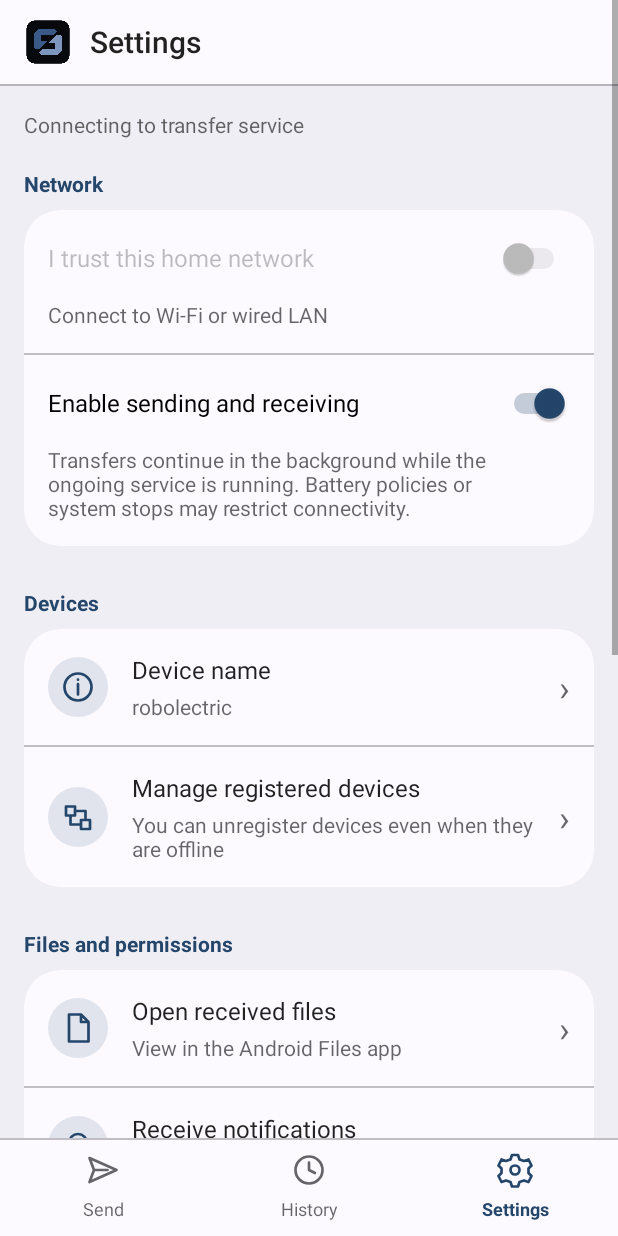
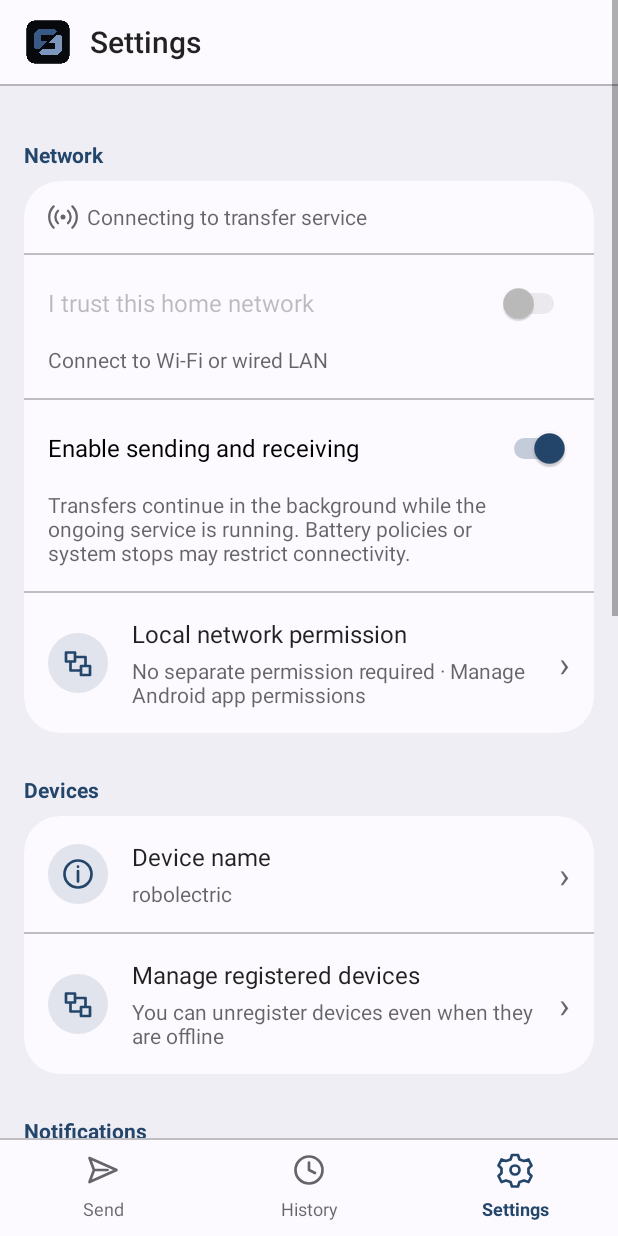
Before and after one commit to froiibn/FTA, an Android app: the screen it shows after launch (MainActivity), after a tap on "Settings", on a phone screen of 412 x 824 dp. Run offline under Robolectric (Android 15) with nearby library versions, the phone set to English and light mode, and no system bars; 1 statement that could not run was skipped; 2 other taps on this screen came first.

Commit message:
Release Android 0.1.6 with grouped settings and deep navy theme

```diff
--- a/apps/android/app/build.gradle.kts
+++ b/apps/android/app/build.gradle.kts
@@ -8,8 +8,8 @@ android {
         minSdk = 29
         targetSdk = 37
         // Continue the existing Play version-code sequence so this update preserves installed app data.
-        versionCode = 9
-        versionName = "0.1.4"
+        versionCode = 10
+        versionName = "0.1.6"
         testInstrumentationRunner = "app.fta.android.FtaChecks"
         ndk { abiFilters += "arm64-v8a" }
     }
--- a/apps/android/app/src/main/java/app/fta/android/MainActivity.java
+++ b/apps/android/app/src/main/java/app/fta/android/MainActivity.java
@@ -201,21 +201,106 @@ public final class MainActivity extends Activity {
     }
     private void dismissReceiptBanner(){if(hideReceiptBanner!=null)main.removeCallbacks(hideReceiptBanner);hideReceiptBanner=null;if(receiptBanner!=null){stage.removeView(receiptBanner);receiptBanner=null;}}
     private void buildSettings(){
-        LinearLayout c=column();status=label("",14);status.setTextColor(textSecondary);c.addView(status);c.addView(section(getString(R.string.network_section)));LinearLayout networkGroup=group(c);
+        LinearLayout content=column();
+        // Keep service status, trust and Android's LAN permission together so connection issues are easier to find.
+        content.addView(section(getString(R.string.network_section)));
+        LinearLayout network=group(content);
+        status=label("",14);
+        status.setTextColor(textSecondary);
+        status.setPadding(dp(16),dp(14),dp(16),dp(14));
+        network.addView(status,new LinearLayout.LayoutParams(-1,-2));
+        network.addView(divider());
+
         LanDiscovery.Lan lan=LanDiscovery.current(this);
-        Switch trust=new Switch(this);trust.setText(getString(R.string.i_trust_this_home_network));trust.setTextSize(16);trust.setMinHeight(dp(48));trust.setChecked(trusted(lan));trust.setEnabled(lan!=null);trust.setOnCheckedChangeListener((b,on)->{Set<String> scopes=new HashSet<>(preferences.getStringSet("trustedScopes",Collections.emptySet()));if(lan!=null){if(on)scopes.add(lan.scope);else scopes.remove(lan.scope);}preferences.edit().putStringSet("trustedScopes",scopes).apply();if(on&&!permitted())requestPermissions(new String[]{"android.permission.ACCESS_LOCAL_NETWORK"},LAN_PERMISSION);else if(on)requestReceiptPermission();updateLifecycle();});
-        switchRow(networkGroup,trust,lan==null?getString(R.string.connect_lan):lan.interfaceName+" · "+lan.cidr);networkGroup.addView(divider());
-        Switch receive=new Switch(this);receive.setText(getString(R.string.enable_sending_and_receiving));receive.setTextSize(16);receive.setMinHeight(dp(48));receive.setChecked(preferences.getBoolean("receiveEnabled",true));receive.setOnCheckedChangeListener((b,on)->{preferences.edit().putBoolean("receiveEnabled",on).apply();updateLifecycle();});switchRow(networkGroup,receive,getString(R.string.background_summary));
-        c.addView(section(getString(R.string.devices_section)));LinearLayout deviceGroup=group(c);
-        deviceGroup.addView(settingsRow(getString(R.string.device_name),name(),R.drawable.ic_info,this::editDeviceName));deviceGroup.addView(divider());deviceGroup.addView(settingsRow(getString(R.string.manage_devices),getString(R.string.unregister_summary),R.drawable.ic_network,this::manageDevices));
-        c.addView(section(getString(R.string.files_permissions)));LinearLayout files=group(c);files.addView(settingsRow(getString(R.string.open_received),getString(R.string.files_app_summary),R.drawable.ic_file,()->{try{Intent intent=new Intent(Intent.ACTION_OPEN_DOCUMENT).setType("*/*").addCategory(Intent.CATEGORY_OPENABLE).putExtra(DocumentsContract.EXTRA_INITIAL_URI,DocumentsContract.buildRootUri("app.fta.android.documents","received"));startActivityForResult(intent,OPEN_RECEIVED);}catch(Exception e){fail(e);}}));files.addView(divider());
-        files.addView(settingsRow(getString(R.string.allow_notifications),(getSystemService(NotificationManager.class).areNotificationsEnabled()?getString(R.string.allowed):getString(R.string.not_allowed))+getString(R.string.notification_suffix),R.drawable.ic_notifications,()->{if(Build.VERSION.SDK_INT>=33&&checkSelfPermission(Manifest.permission.POST_NOTIFICATIONS)!=PackageManager.PERMISSION_GRANTED)requestPermissions(new String[]{Manifest.permission.POST_NOTIFICATIONS},NOTIFICATIONS);else startActivity(new Intent(Settings.ACTION_APP_NOTIFICATION_SETTINGS).putExtra(Settings.EXTRA_APP_PACKAGE,getPackageName()));}));files.addView(divider());
-        files.addView(settingsRow(getString(R.string.receive_alerts),null,R.drawable.ic_notifications,()->startActivity(new Intent(Settings.ACTION_CHANNEL_NOTIFICATION_SETTINGS).putExtra(Settings.EXTRA_APP_PACKAGE,getPackageName()).putExtra(Settings.EXTRA_CHANNEL_ID,receiptAlerts.backgroundChannel()))));files.addView(divider());
-        files.addView(settingsRow(getString(R.string.lan_permission_settings),(Build.VERSION.SDK_INT<37?getString(R.string.permission_not_required):permitted()?getString(R.string.allowed):getString(R.string.not_allowed))+getString(R.string.app_permission_suffix),R.drawable.ic_network,()->startActivity(new Intent(Settings.ACTION_APPLICATION_DETAILS_SETTINGS,Uri.parse("package:"+getPackageName())))));
-        c.addView(section(getString(R.string.about_section)));LinearLayout info=group(c);
-        // Desktop help belongs in the existing Settings group and must not alter transfer preferences.
-        info.addView(settingsRow(getString(R.string.desktop_install_title),null,R.drawable.ic_info,this::showDesktopInstall));info.addView(divider());
-        info.addView(settingsRow(getString(R.string.privacy_policy),null,R.drawable.ic_info,()->showLegal("PrivacyPolicy.txt")));info.addView(divider());info.addView(settingsRow(getString(R.string.open_source_notices),null,R.drawable.ic_info,()->showLegal("ThirdPartyNotices.txt")));TextView version=label(getString(R.string.app_version,BuildConfig.VERSION_NAME),12);version.setTextColor(textSecondary);version.setPadding(dp(16),dp(16),0,0);c.addView(version);body.addView(scroll(c),new LinearLayout.LayoutParams(-1,-1));
+        Switch trust=new Switch(this);
+        trust.setText(getString(R.string.i_trust_this_home_network));
+        trust.setTextSize(16);
+        trust.setMinHeight(dp(48));
+        trust.setChecked(trusted(lan));
+        trust.setEnabled(lan!=null);
+        trust.setOnCheckedChangeListener((button,on)->{
+            Set<String> scopes=new HashSet<>(preferences.getStringSet("trustedScopes",Collections.emptySet()));
+            if(lan!=null){
+                if(on)scopes.add(lan.scope);
+                else scopes.remove(lan.scope);
+            }
+            preferences.edit().putStringSet("trustedScopes",scopes).apply();
+            if(on&&!permitted())requestPermissions(new String[]{"android.permission.ACCESS_LOCAL_NETWORK"},LAN_PERMISSION);
+            else if(on)requestReceiptPermission();
+            updateLifecycle();
+        });
+        switchRow(network,trust,lan==null?getString(R.string.connect_lan):lan.interfaceName+" · "+lan.cidr);
+        network.addView(divider());
+
+        Switch receive=new Switch(this);
+        receive.setText(getString(R.string.enable_sending_and_receiving));
+        receive.setTextSize(16);
+        receive.setMinHeight(dp(48));
+        receive.setChecked(preferences.getBoolean("receiveEnabled",true));
+        receive.setOnCheckedChangeListener((button,on)->{
+            preferences.edit().putBoolean("receiveEnabled",on).apply();
+            updateLifecycle();
+        });
+        switchRow(network,receive,getString(R.string.background_summary));
+        network.addView(divider());
+        String lanPermission=getString(Build.VERSION.SDK_INT<37?R.string.permission_not_required:
+                permitted()?R.string.allowed:R.string.not_allowed);
+        network.addView(settingsRow(getString(R.string.lan_permission_settings),
+                lanPermission+getString(R.string.app_permission_suffix),R.drawable.ic_network,
+                ()->startActivity(new Intent(Settings.ACTION_APPLICATION_DETAILS_SETTINGS,Uri.parse("package:"+getPackageName())))));
+
+        content.addView(section(getString(R.string.devices_section)));
+        LinearLayout devices=group(content);
+        devices.addView(settingsRow(getString(R.string.device_name),name(),R.drawable.ic_info,this::editDeviceName));
+        devices.addView(divider());
+        devices.addView(settingsRow(getString(R.string.manage_devices),getString(R.string.unregister_summary),
+                R.drawable.ic_network,this::manageDevices));
+
+        // Separate app-wide notification permission from the delivery channel while keeping both in one group.
+        content.addView(section(getString(R.string.notifications_section)));
+        LinearLayout alerts=group(content);
+        boolean notificationsEnabled=getSystemService(NotificationManager.class).areNotificationsEnabled();
+        String notificationPermission=getString(notificationsEnabled?R.string.allowed:R.string.not_allowed);
+        alerts.addView(settingsRow(getString(R.string.allow_notifications),
+                notificationPermission+getString(R.string.notification_suffix),R.drawable.ic_notifications,()->{
+                    if(Build.VERSION.SDK_INT>=33&&checkSelfPermission(Manifest.permission.POST_NOTIFICATIONS)!=PackageManager.PERMISSION_GRANTED){
+                        requestPermissions(new String[]{Manifest.permission.POST_NOTIFICATIONS},NOTIFICATIONS);
+                    }else{
+                        startActivity(new Intent(Settings.ACTION_APP_NOTIFICATION_SETTINGS)
+                                .putExtra(Settings.EXTRA_APP_PACKAGE,getPackageName()));
+                    }
+                }));
+        alerts.addView(divider());
+        alerts.addView(settingsRow(getString(R.string.receive_alerts),null,R.drawable.ic_settings,
+                ()->startActivity(new Intent(Settings.ACTION_CHANNEL_NOTIFICATION_SETTINGS)
+                        .putExtra(Settings.EXTRA_APP_PACKAGE,getPackageName())
+                        .putExtra(Settings.EXTRA_CHANNEL_ID,receiptAlerts.backgroundChannel()))));
+
+        content.addView(section(getString(R.string.files)));
+        LinearLayout files=group(content);
+        files.addView(settingsRow(getString(R.string.open_received),getString(R.string.files_app_summary),R.drawable.ic_file,()->{
+            try{
+                Intent intent=new Intent(Intent.ACTION_OPEN_DOCUMENT).setType("*/*")
+                        .addCategory(Intent.CATEGORY_OPENABLE)
+                        .putExtra(DocumentsContract.EXTRA_INITIAL_URI,DocumentsContract.buildRootUri("app.fta.android.documents","received"));
+                startActivityForResult(intent,OPEN_RECEIVED);
+            }catch(Exception error){
+                fail(error);
+            }
+        }));
+
+        content.addView(section(getString(R.string.about_section)));
+        LinearLayout info=group(content);
+        info.addView(settingsRow(getString(R.string.desktop_install_title),null,R.drawable.ic_info,this::showDesktopInstall));
+        info.addView(divider());
+        info.addView(settingsRow(getString(R.string.privacy_policy),null,R.drawable.ic_info,()->showLegal("PrivacyPolicy.txt")));
+        info.addView(divider());
+        info.addView(settingsRow(getString(R.string.open_source_notices),null,R.drawable.ic_info,()->showLegal("ThirdPartyNotices.txt")));
+        TextView version=label(getString(R.string.app_version,BuildConfig.VERSION_NAME),12);
+        version.setTextColor(textSecondary);
+        version.setPadding(dp(16),dp(16),0,0);
+        content.addView(version);
+        body.addView(scroll(content),new LinearLayout.LayoutParams(-1,-1));
     }
     // Native scrollable help works offline and at large font sizes; the user opens installers on their PC.
     private void showDesktopInstall(){
@@ -273,7 +358,7 @@ public final class MainActivity extends Activity {
     private void render(){if(destroyed)return;renderStatus();if(tab==0){renderPeers();renderActions();renderAttachments();}else if(tab==1)renderHistory();}
     private void renderStatus(){if(status!=null){status.setText(session==null?getString(R.string.binding_service):session.status());
         // Green means the real LAN transfer service is running, not merely that Wi-Fi is enabled.
-        if(tab==0){Drawable radio=getDrawable(R.drawable.ic_radio_status);radio.setTint(running?transferGreen:textSecondary);radio.setBounds(0,0,dp(20),dp(20));status.setCompoundDrawablesRelative(radio,null,null,null);status.setCompoundDrawablePadding(dp(6));status.setGravity(Gravity.CENTER_VERTICAL);}
+        Drawable radio=getDrawable(R.drawable.ic_radio_status);radio.setTint(running?transferGreen:textSecondary);radio.setBounds(0,0,dp(20),dp(20));status.setCompoundDrawablesRelative(radio,null,null,null);status.setCompoundDrawablePadding(dp(6));status.setGravity(Gravity.CENTER_VERTICAL);
     }}
     private void renderPeers(){if(deviceRow==null)return;
         // Stable rows preserve native accessibility focus; polling identical engine data must not recreate controls.
@@ -353,7 +438,14 @@ public final class MainActivity extends Activity {
     private void renderHistory(){if(historyRows==null)return;
         // Native list rows retain stable accessibility focus when engine polling returns unchanged records.
         String snapshot=history.toString();if(snapshot.equals(renderedHistory))return;renderedHistory=snapshot;historyRows.removeAllViews();
-        if(history.length()==0){TextView hint=label(getString(R.string.no_history),16);hint.setTextColor(textSecondary);hint.setPadding(0,dp(24),0,dp(24));historyRows.addView(hint);}
+        if(history.length()==0){
+            TextView hint=label(getString(R.string.no_history),16);
+            hint.setTextColor(textSecondary);
+            // Center the message across the whole card, including when the translation wraps.
+            hint.setGravity(Gravity.CENTER);
+            hint.setPadding(dp(16),dp(24),dp(16),dp(24));
+            historyRows.addView(hint,new LinearLayout.LayoutParams(-1,-2));
+        }
         for(int i=0;i<history.length();i++){JSONObject record=history.optJSONObject(i);if(record==null)continue;
             String summary=("receive".equals(record.optString("direction"))?getString(R.string.received):getString(R.string.sent))+" · "+stateText(record.optString("state"))+"\n"+android.text.format.DateUtils.formatDateTime(this,record.optLong("created_at")*1000,android.text.format.DateUtils.FORMAT_SHOW_DATE|android.text.format.DateUtils.FORMAT_SHOW_TIME);
             View row=settingsRow(title(record),summary,"files".equals(record.optString("kind"))?R.drawable.ic_file:R.drawable.ic_history,()->openReceipt(record.optString("transfer_id")));
--- a/apps/android/app/src/main/res/values-night/styles.xml
+++ b/apps/android/app/src/main/res/values-night/styles.xml
@@ -1,11 +1,12 @@
 <resources>
     <!-- A real configuration change selects the platform dark theme, including dialogs, inputs and switches. -->
     <style name="AppTheme" parent="android:style/Theme.Material.NoActionBar">
-        <!-- Settings-like group contrast gives rows and actions visible boundaries in each system appearance. -->
-        <item name="android:colorBackground">#17171C</item>
-        <item name="android:colorBackgroundFloating">#27262E</item>
+        <!-- Use the selected ink navy behind the separate navy card surface. -->
+        <item name="android:colorBackground">#080C14</item>
+        <item name="android:colorBackgroundFloating">#151F30</item>
+        <item name="android:windowBackground">?android:attr/colorBackground</item>
         <item name="android:fontFamily">sans</item>
-        <item name="android:colorAccent">#AAC9EE</item>
+        <item name="android:colorAccent">#A6C8FF</item>
         <item name="android:windowLightStatusBar">false</item>
         <item name="android:windowLightNavigationBar">false</item>
         <item name="android:windowActionModeOverlay">true</item>
--- a/apps/android/app/src/main/res/values/strings.xml
+++ b/apps/android/app/src/main/res/values/strings.xml
@@ -117,7 +117,7 @@
     <string name="text">"Text"</string>
     <string name="text_or_url">"Text or URL"</string>
     <string name="files">"Files"</string>
-    <string name="files_permissions">"Files and permissions"</string>
+    <string name="notifications_section">"Notifications"</string>
     <string name="open_file">"Open file"</string>
     <string name="import_interrupted">"File preparation was interrupted"</string>
     <string name="not_allowed">"Not allowed"</string>
```
Also changed, not shown: 20 other files.
